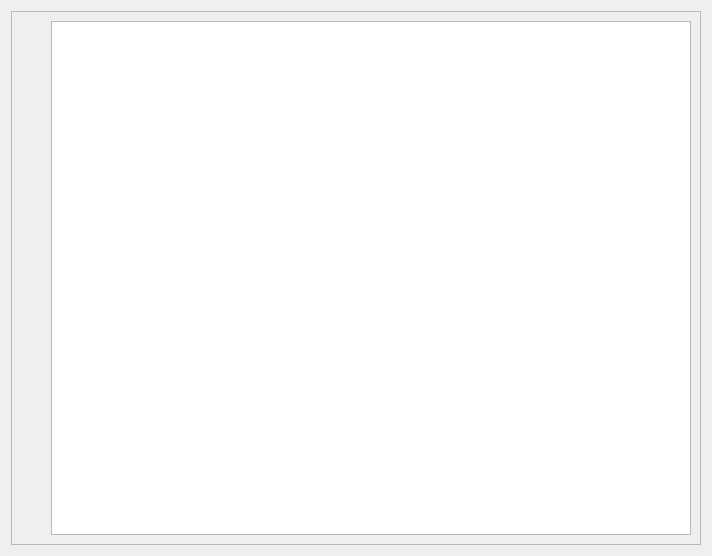
Furgololo1/FC, file texteditor.ui: the form before one commit.
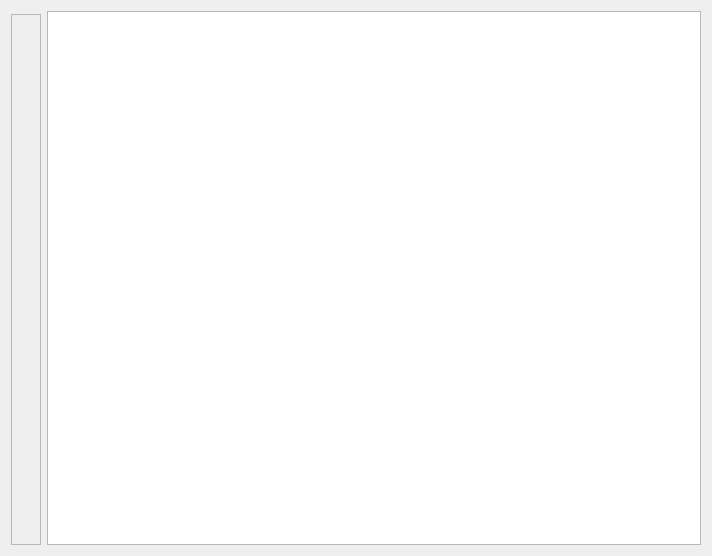
The form after the commit.

Commit message: scroll from text editor now scrolls line counter

```diff
--- a/texteditor.ui
+++ b/texteditor.ui
@@ -20,8 +20,54 @@
    <string>Form</string>
   </property>
   <layout class="QGridLayout" name="gridLayout">
+   <item row="0" column="1">
+    <layout class="QVBoxLayout" name="verticalLayout_8">
+     <item>
+      <widget class="QPlainTextEdit" name="editor">
+       <property name="sizePolicy">
+        <sizepolicy hsizetype="Expanding" vsizetype="Preferred">
+         <horstretch>0</horstretch>
+         <verstretch>0</verstretch>
+        </sizepolicy>
+       </property>
+      </widget>
+     </item>
+    </layout>
+   </item>
    <item row="0" column="0">
+    <layout class="QHBoxLayout" name="horizontalLayout_2">
+     <property name="spacing">
+      <number>0</number>
+     </property>
+     <property name="topMargin">
+      <number>3</number>
+     </property>
+     <item>
     <widget class="QScrollArea" name="scrollArea">
+       <property name="sizePolicy">
+        <sizepolicy hsizetype="Fixed" vsizetype="Preferred">
+         <horstretch>0</horstretch>
+         <verstretch>0</verstretch>
+        </sizepolicy>
+       </property>
+       <property name="minimumSize">
+        <size>
+         <width>20</width>
+         <height>0</height>
+        </size>
+       </property>
+       <property name="maximumSize">
+        <size>
+         <width>30</width>
+         <height>16777215</height>
+        </size>
+       </property>
+       <property name="verticalScrollBarPolicy">
+        <enum>Qt::ScrollBarAlwaysOff</enum>
+       </property>
+       <property name="horizontalScrollBarPolicy">
+        <enum>Qt::ScrollBarAlwaysOff</enum>
+       </property>
      <property name="widgetResizable">
       <bool>true</bool>
      </property>
@@ -30,41 +76,28 @@
        <rect>
         <x>0</x>
         <y>0</y>
-        <width>692</width>
-        <height>536</height>
-       </rect>
-      </property>
-      <layout class="QGridLayout" name="gridLayout_2">
-       <item row="0" column="1">
-        <layout class="QHBoxLayout" name="horizontalLayout">
-         <item>
-          <widget class="QPlainTextEdit" name="editor">
-           <property name="font">
-            <font>
-             <pointsize>12</pointsize>
-            </font>
-           </property>
-           <property name="verticalScrollBarPolicy">
-            <enum>Qt::ScrollBarAlwaysOff</enum>
-           </property>
-           <property name="centerOnScroll">
-            <bool>true</bool>
-           </property>
-          </widget>
-         </item>
-        </layout>
-       </item>
-       <item row="0" column="0">
-        <layout class="QVBoxLayout" name="verticalLayout" stretch="0">
+          <width>28</width>
+          <height>532</height>
+         </rect>
+        </property>
+        <layout class="QVBoxLayout" name="verticalLayout_9">
          <property name="spacing">
           <number>0</number>
          </property>
-         <property name="sizeConstraint">
-          <enum>QLayout::SetDefaultConstraint</enum>
+         <property name="leftMargin">
+          <number>0</number>
          </property>
          <property name="topMargin">
-          <number>3</number>
+          <number>0</number>
          </property>
+         <property name="rightMargin">
+          <number>0</number>
+         </property>
+         <property name="bottomMargin">
+          <number>0</number>
+         </property>
+         <item>
+          <layout class="QVBoxLayout" name="vLayout">
          <item>
           <spacer name="verticalSpacer">
            <property name="orientation">
@@ -72,8 +105,8 @@
            </property>
            <property name="sizeHint" stdset="0">
             <size>
-             <width>30</width>
-             <height>50</height>
+               <width>20</width>
+               <height>40</height>
             </size>
            </property>
           </spacer>
@@ -83,6 +116,8 @@
       </layout>
      </widget>
     </widget>
+     </item>
+    </layout>
    </item>
   </layout>
  </widget>
```
Lines whose indentation alone changed are shown as unchanged. The commit also changes 3 other files.
